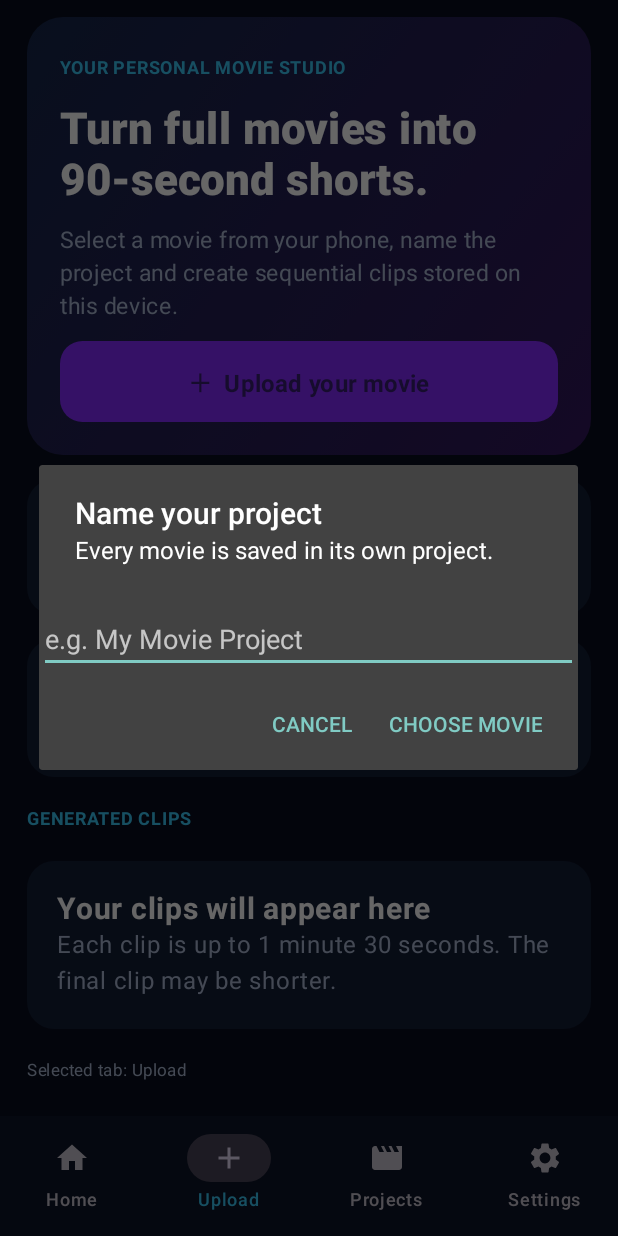
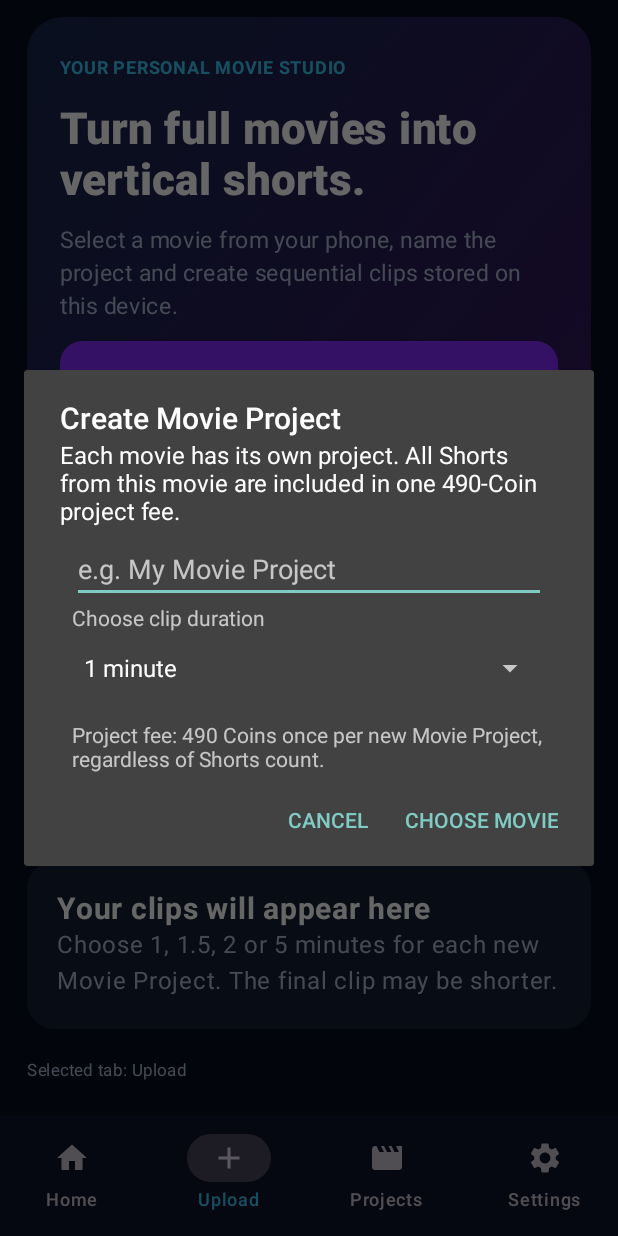
Before and after one commit to sanjeevmalhotra0211-crypto/MovieShortsPro, an Android app built with Jetpack Compose: the screen it shows after launch (MainActivity), item 2 of the bottom bar chosen, scrolled down 70 dp, on a phone screen of 412 x 824 dp. Run offline under Robolectric (Android 15) with nearby library versions, the phone set to English and light mode, and no system bars.

Commit message:
Add files via upload

```diff
--- a/android/app/src/main/java/com/movieshorts/pro/MainActivity.kt
+++ b/android/app/src/main/java/com/movieshorts/pro/MainActivity.kt
@@ -8,6 +8,7 @@ import android.os.Environment
 import androidx.activity.ComponentActivity
 import androidx.activity.compose.setContent
 import androidx.activity.result.contract.ActivityResultContracts
+import androidx.compose.foundation.Image
 import androidx.compose.foundation.background
 import androidx.compose.foundation.layout.*
 import androidx.compose.foundation.lazy.LazyColumn
@@ -21,6 +22,7 @@ import androidx.compose.material.icons.filled.Settings
 import androidx.compose.material3.*
 import androidx.compose.runtime.*
 import androidx.compose.ui.Alignment
+import androidx.compose.ui.res.painterResource
 import androidx.compose.ui.Modifier
 import androidx.compose.ui.graphics.Brush
 import androidx.compose.ui.graphics.Color
@@ -48,6 +50,7 @@ class MainActivity : ComponentActivity() {
     private var currentSource: Uri? = null
     private var currentDurationMs = 0L
     private var nextClipIndex = 0
+    private var selectedClipDurationSeconds = 90
     private var projectOutputDir: File? = null
     private var activeTransformer: Transformer? = null
     private val clips = mutableStateListOf<ClipRecord>()
@@ -94,10 +97,23 @@ class MainActivity : ComponentActivity() {
             hint = "e.g. My Movie Project"
             setSingleLine(true)
         }
+        val durations = arrayOf("1 minute", "1.5 minutes", "2 minutes", "5 minutes")
+        val seconds = intArrayOf(60, 90, 120, 300)
+        val durationPicker = android.widget.Spinner(this).apply {
+            adapter = android.widget.ArrayAdapter(this@MainActivity, android.R.layout.simple_spinner_dropdown_item, durations)
+        }
+        val content = android.widget.LinearLayout(this).apply {
+            orientation = android.widget.LinearLayout.VERTICAL
+            setPadding(48, 8, 48, 0)
+            addView(input)
+            addView(android.widget.TextView(this@MainActivity).apply { text = "Choose clip duration" })
+            addView(durationPicker)
+            addView(android.widget.TextView(this@MainActivity).apply { text = "Project fee: 490 Coins once per new Movie Project, regardless of Shorts count."; setPadding(0,16,0,0) })
+        }
         android.app.AlertDialog.Builder(this)
-            .setTitle("Name your project")
-            .setMessage("Every movie is saved in its own project.")
-            .setView(input)
+            .setTitle("Create Movie Project")
+            .setMessage("Each movie has its own project. All Shorts from this movie are included in one 490-Coin project fee.")
+            .setView(content)
             .setNegativeButton("Cancel", null)
             .setPositiveButton("Choose movie") { _, _ ->
                 val name = input.text.toString().trim()
@@ -105,6 +121,7 @@ class MainActivity : ComponentActivity() {
                     status = "Please enter a project name."
                 } else {
                     pendingProjectName = name
+                    selectedClipDurationSeconds = seconds[durationPicker.selectedItemPosition]
                     moviePicker.launch(arrayOf("video/*"))
                 }
             }.show()
@@ -152,13 +169,13 @@ class MainActivity : ComponentActivity() {
     }
 
     private fun exportNextClip() {
-        val startMs = nextClipIndex * 90_000L
+        val startMs = nextClipIndex * selectedClipDurationSeconds * 1000L
         if (startMs >= currentDurationMs) {
             status = "Finished: ${clips.size} clips saved in Movies/MovieShortsPro."
             activeTransformer = null
             return
         }
-        val endMs = minOf(startMs + 90_000L, currentDurationMs)
+        val endMs = minOf(startMs + selectedClipDurationSeconds * 1000L, currentDurationMs)
         val out = File(projectOutputDir, "clip_${(nextClipIndex + 1).toString().padStart(4, '0')}.mp4")
         val source = currentSource ?: return
         val mediaItem = MediaItem.Builder()
@@ -244,9 +261,11 @@ fun MovieShortsApp(
             ) {
                 item {
                     Row(verticalAlignment = Alignment.CenterVertically) {
-                        Box(Modifier.size(48.dp).background(Brush.linearGradient(listOf(Purple, Blue)), RoundedCornerShape(15.dp)), contentAlignment = Alignment.Center) {
-                            Text("▶", color = Color.White, fontSize = 25.sp)
-                        }
+                        Image(
+                            painter = painterResource(id = R.drawable.ic_brand_mark),
+                            contentDescription = "MovieShorts Pro logo",
+                            modifier = Modifier.size(48.dp)
+                        )
                         Spacer(Modifier.width(12.dp))
                         Text("MovieShorts", fontSize = 23.sp, fontWeight = FontWeight.ExtraBold)
                         Text(" Pro", color = Cyan, fontSize = 23.sp, fontWeight = FontWeight.ExtraBold)
@@ -258,7 +277,7 @@ fun MovieShortsApp(
                         verticalArrangement = Arrangement.spacedBy(12.dp)
                     ) {
                         Text("YOUR PERSONAL MOVIE STUDIO", color = Cyan, fontSize = 12.sp, fontWeight = FontWeight.Bold)
-                        Text("Turn full movies into\n90-second shorts.", color = Color.White, fontSize = 29.sp, lineHeight = 34.sp, fontWeight = FontWeight.ExtraBold)
+                        Text("Turn full movies into\nvertical shorts.", color = Color.White, fontSize = 29.sp, lineHeight = 34.sp, fontWeight = FontWeight.ExtraBold)
                         Text("Select a movie from your phone, name the project and create sequential clips stored on this device.", color = Muted, fontSize = 15.sp, lineHeight = 22.sp)
                         Button(onClick = onUpload, colors = ButtonDefaults.buttonColors(containerColor = Purple), modifier = Modifier.fillMaxWidth().height(54.dp), shape = RoundedCornerShape(15.dp)) {
                             Text("＋  Upload your movie", fontSize = 16.sp, fontWeight = FontWeight.Bold)
@@ -289,7 +308,7 @@ fun MovieShortsApp(
                     item {
                         Column(Modifier.fillMaxWidth().background(Panel, RoundedCornerShape(18.dp)).padding(20.dp)) {
                             Text("Your clips will appear here", color = Color.White, fontSize = 20.sp, fontWeight = FontWeight.Bold)
-                            Text("Each clip is up to 1 minute 30 seconds. The final clip may be shorter.", color = Muted)
+                            Text("Choose 1, 1.5, 2 or 5 minutes for each new Movie Project. The final clip may be shorter.", color = Muted)
                         }
                     }
                 } else {
```
